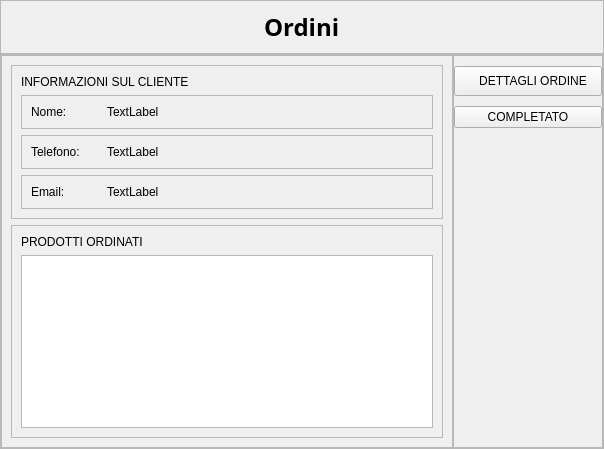
The window that projectIS/listaordini/view/vistaOrdini.ui (chritianchiappa/progetto_panificio) describes before a commit, drawn with Qt 5.
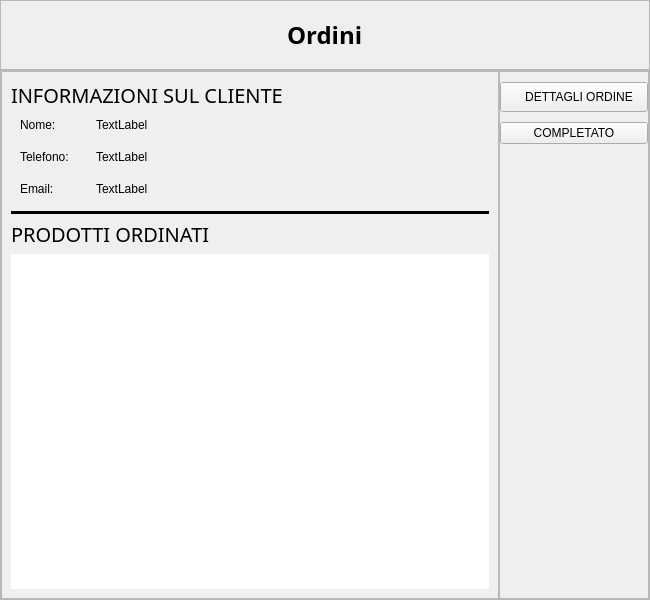
The same window after the commit. The open tabs and pages were chosen to show the change. Icons and pictures are not drawn.

What changed in the file:
```diff
--- a/projectIS/listaordini/view/vistaOrdini.ui
+++ b/projectIS/listaordini/view/vistaOrdini.ui
@@ -6,10 +6,22 @@
    <rect>
     <x>0</x>
     <y>0</y>
-    <width>604</width>
-    <height>449</height>
+    <width>650</width>
+    <height>600</height>
    </rect>
   </property>
+  <property name="minimumSize">
+   <size>
+    <width>650</width>
+    <height>600</height>
+   </size>
+  </property>
+  <property name="maximumSize">
+   <size>
+    <width>650</width>
+    <height>600</height>
+   </size>
+  </property>
   <property name="windowTitle">
    <string>Form</string>
   </property>
@@ -123,6 +135,9 @@
          </property>
          <item>
           <widget class="QStackedWidget" name="stackedWidget">
+           <property name="styleSheet">
+            <string notr="true">border:none</string>
+           </property>
            <property name="currentIndex">
             <number>0</number>
            </property>
@@ -163,8 +178,29 @@
                 <enum>QFrame::Raised</enum>
                </property>
                <layout class="QVBoxLayout" name="verticalLayout_4">
+                <property name="spacing">
+                 <number>0</number>
+                </property>
+                <property name="leftMargin">
+                 <number>0</number>
+                </property>
+                <property name="topMargin">
+                 <number>0</number>
+                </property>
+                <property name="rightMargin">
+                 <number>0</number>
+                </property>
+                <property name="bottomMargin">
+                 <number>0</number>
+                </property>
                 <item>
                  <widget class="QLabel" name="prezzo">
+                  <property name="font">
+                   <font>
+                    <family>Tiro Kannada</family>
+                    <pointsize>15</pointsize>
+                   </font>
+                  </property>
                   <property name="text">
                    <string>INFORMAZIONI SUL CLIENTE</string>
                   </property>
@@ -269,8 +305,30 @@
                </layout>
               </widget>
              </item>
+             <item>
+              <widget class="Line" name="line">
+               <property name="styleSheet">
+                <string notr="true">border:2px solid black</string>
+               </property>
+               <property name="orientation">
+                <enum>Qt::Horizontal</enum>
+               </property>
+              </widget>
+             </item>
              <item>
               <widget class="QFrame" name="frame_8">
+               <property name="minimumSize">
+                <size>
+                 <width>0</width>
+                 <height>300</height>
+                </size>
+               </property>
+               <property name="maximumSize">
+                <size>
+                 <width>16777215</width>
+                 <height>16777215</height>
+                </size>
+               </property>
                <property name="frameShape">
                 <enum>QFrame::StyledPanel</enum>
                </property>
@@ -278,8 +336,29 @@
                 <enum>QFrame::Raised</enum>
                </property>
                <layout class="QVBoxLayout" name="verticalLayout_6">
+                <property name="spacing">
+                 <number>6</number>
+                </property>
+                <property name="leftMargin">
+                 <number>0</number>
+                </property>
+                <property name="topMargin">
+                 <number>0</number>
+                </property>
+                <property name="rightMargin">
+                 <number>0</number>
+                </property>
+                <property name="bottomMargin">
+                 <number>0</number>
+                </property>
                 <item>
-                 <widget class="QLabel" name="titolo1">
+                 <widget class="QLabel" name="titolo">
+                  <property name="font">
+                   <font>
+                    <family>Tiro Kannada</family>
+                    <pointsize>15</pointsize>
+                   </font>
+                  </property>
                   <property name="text">
                    <string>PRODOTTI ORDINATI</string>
                   </property>
```
